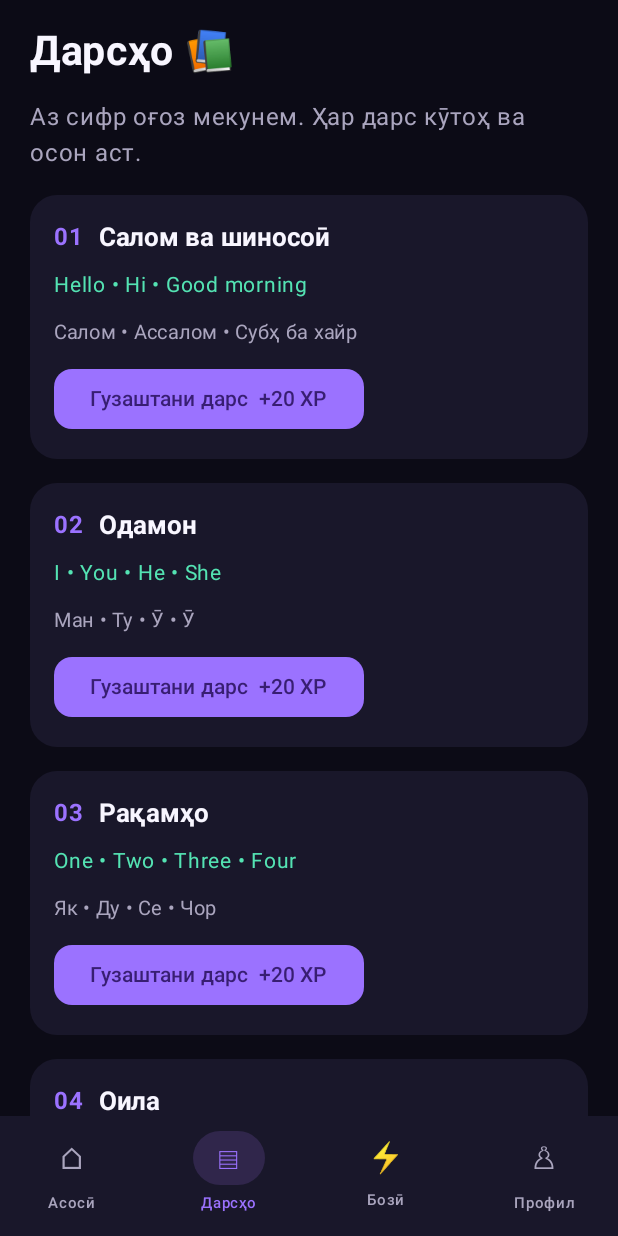
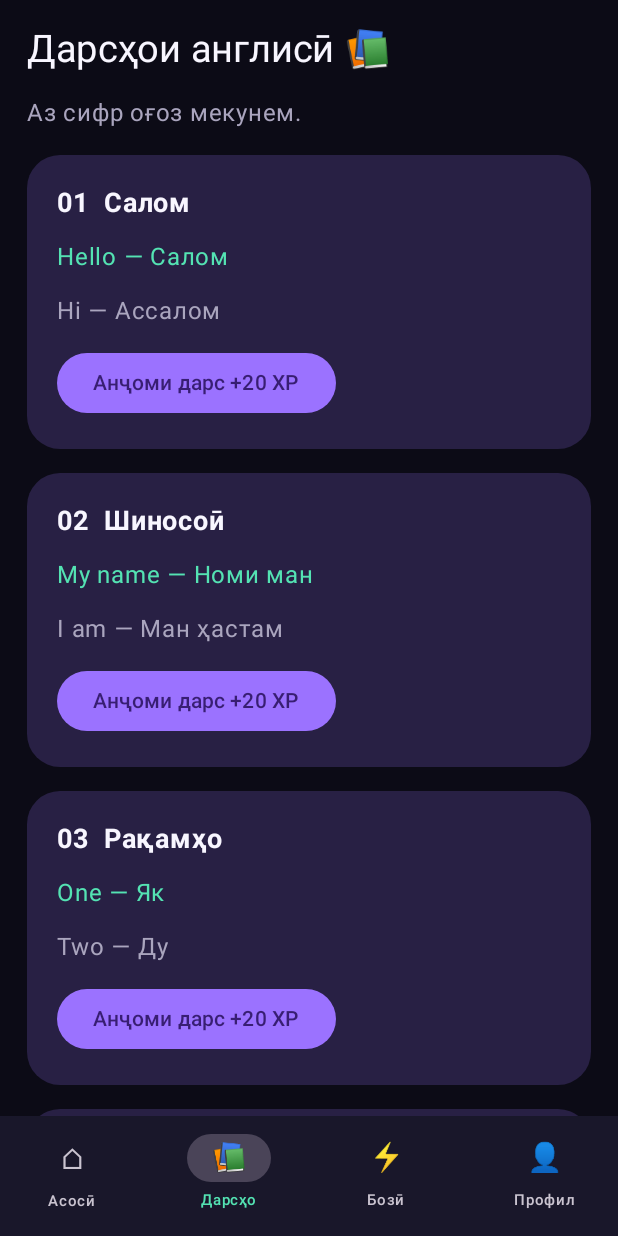
Before and after one commit to mahmadsoni7m/ENGLISH-GAME, an Android app built with Jetpack Compose: the screen it shows after launch (MainActivity), item 2 of the bottom bar chosen, on a phone screen of 412 x 824 dp. Run offline under Robolectric (Android 15) with nearby library versions, the phone set to English and light mode, and no system bars.

Commit message:
Rebuild ENGLISH GAME v1.0 with stable Android toolchain

```diff
--- a/app/src/main/java/tj/soni/englishgame/MainActivity.kt
+++ b/app/src/main/java/tj/soni/englishgame/MainActivity.kt
@@ -13,12 +13,11 @@ import androidx.compose.runtime.*
 import androidx.compose.ui.Alignment
 import androidx.compose.ui.Modifier
 import androidx.compose.ui.graphics.Color
-import androidx.compose.ui.platform.LocalContext
 import androidx.compose.ui.text.font.FontWeight
 import androidx.compose.ui.unit.dp
 import androidx.compose.ui.unit.sp
 
-private val Background = Color(0xFF0C0B16)
+private val Bg = Color(0xFF0C0B16)
 private val Panel = Color(0xFF19172A)
 private val Purple = Color(0xFF9B72FF)
 private val Mint = Color(0xFF54E3B3)
@@ -28,292 +27,187 @@ private val Muted = Color(0xFFAAA5BE)
 class MainActivity : ComponentActivity() {
     override fun onCreate(savedInstanceState: Bundle?) {
         super.onCreate(savedInstanceState)
-        setContent { EnglishGameApp() }
+        setContent { GameApp() }
     }
 }
 
 @Composable
-fun EnglishGameApp() {
-    val context = LocalContext.current
+fun GameApp() {
+    val context = androidx.compose.ui.platform.LocalContext.current
     val prefs = remember {
-        context.getSharedPreferences("english_game", android.content.Context.MODE_PRIVATE)
+        context.getSharedPreferences("game_data", android.content.Context.MODE_PRIVATE)
     }
     var xp by remember { mutableIntStateOf(prefs.getInt("xp", 0)) }
-    var completed by remember { mutableIntStateOf(prefs.getInt("completed", 0)) }
-    var selectedTab by remember { mutableIntStateOf(0) }
-    var quizAnswer by remember { mutableStateOf("") }
-    var answered by remember { mutableStateOf(false) }
+    var lessons by remember { mutableIntStateOf(prefs.getInt("lessons", 0)) }
+    var tab by remember { mutableIntStateOf(0) }
+    var answer by remember { mutableStateOf("") }
+    var checked by remember { mutableStateOf(false) }
 
-    fun earnXP(points: Int) {
+    fun reward(points: Int) {
         xp += points
-        completed += 1
-        prefs.edit().putInt("xp", xp).putInt("completed", completed).apply()
+        lessons += 1
+        prefs.edit().putInt("xp", xp).putInt("lessons", lessons).apply()
     }
 
-    MaterialTheme(
-        colorScheme = darkColorScheme(
-            background = Background,
-            surface = Panel,
+    MaterialTheme(colorScheme = darkColorScheme(
         primary = Purple,
         secondary = Mint,
-            onBackground = White,
-            onSurface = White
-        )
-    ) {
+        background = Bg,
+        surface = Panel
+    )) {
         Scaffold(
-            containerColor = Background,
+            containerColor = Bg,
             bottomBar = {
                 NavigationBar(containerColor = Panel) {
-                    val tabs = listOf("Асосӣ", "Дарсҳо", "Бозӣ", "Профил")
-                    val symbols = listOf("⌂", "▤", "⚡", "♙")
-                    tabs.forEachIndexed { index, label ->
+                    listOf("Асосӣ", "Дарсҳо", "Бозӣ", "Профил").forEachIndexed { i, name ->
                         NavigationBarItem(
-                            selected = selectedTab == index,
-                            onClick = { selectedTab = index },
-                            icon = { Text(symbols[index], fontSize = 20.sp) },
-                            label = { Text(label, fontSize = 10.sp) },
-                            colors = NavigationBarItemDefaults.colors(
-                                selectedIconColor = Purple,
-                                selectedTextColor = Purple,
-                                indicatorColor = Color(0xFF30264B),
-                                unselectedIconColor = Muted,
-                                unselectedTextColor = Muted
+                            selected = tab == i,
+                            onClick = { tab = i },
+                            icon = {
+                                Text(
+                                    listOf("⌂", "📚", "⚡", "👤")[i],
+                                    fontSize = 19.sp
                                 )
+                            },
+                            label = { Text(name, fontSize = 10.sp) }
                         )
                     }
                 }
             }
         ) { padding ->
-            when (selectedTab) {
-                0 -> HomeScreen(
-                    xp = xp,
-                    completed = completed,
-                    onStart = { selectedTab = 1 },
-                    modifier = Modifier.padding(padding)
+            Column(
+                Modifier.fillMaxSize()
+                    .background(Bg)
+                    .padding(padding)
+                    .verticalScroll(rememberScrollState())
+                    .padding(18.dp),
+                verticalArrangement = Arrangement.spacedBy(16.dp)
+            ) {
+                when (tab) {
+                    0 -> {
+                        Text("ENGLISH GAME 🇬🇧", color = Purple, fontWeight = FontWeight.Bold)
+                        Text("Салом! 👋", color = White, fontSize = 29.sp, fontWeight = FontWeight.Bold)
+                        Text("Ҳар рӯз каме англисӣ омӯз!", color = Muted)
+                        GameCard {
+                            Text("🚀 Ҳадафи имрӯз", color = White, fontSize = 20.sp)
+                            Text("5 дақиқа омӯзиш — як қадам ба пеш!", color = Muted)
+                            Text("⭐ $xp XP     📚 $lessons дарс", color = Mint)
+                            Button(onClick = { tab = 1 }, modifier = Modifier.fillMaxWidth()) {
+                                Text("Оғози омӯзиш →")
+                            }
+                        }
+                        Text("Бахшҳои барнома", color = White, fontSize = 20.sp)
+                        InfoCard("📖", "Калимаҳои нав", "Калимаҳои ҳаррӯза")
+                        InfoCard("🎯", "Тестҳо", "Дониши худро санҷ")
+                        InfoCard("🎧", "Гӯш кардан", "Машқи шунавоӣ")
+                        InfoCard("🏆", "Дастовардҳо", "XP ва сатҳҳо")
+                    }
+
+                    1 -> {
+                        Text("Дарсҳои англисӣ 📚", color = White, fontSize = 25.sp)
+                        Text("Аз сифр оғоз мекунем.", color = Muted)
+                        Lesson("01", "Салом", "Hello — Салом", "Hi — Ассалом", lessons >= 1) { reward(20) }
+                        Lesson("02", "Шиносоӣ", "My name — Номи ман", "I am — Ман ҳастам", lessons >= 2) { reward(20) }
+                        Lesson("03", "Рақамҳо", "One — Як", "Two — Ду", lessons >= 3) { reward(20) }
+                        Lesson("04", "Оила", "Mother — Модар", "Father — Падар", lessons >= 4) { reward(20) }
+                        Lesson("05", "Хӯрок", "Apple — Себ", "Bread — Нон", lessons >= 5) { reward(20) }
+                    }
+
+                    2 -> {
+                        Text("Бозии калимаҳо ⚡", color = White, fontSize = 25.sp)
+                        GameCard {
+                            Text("🍎", fontSize = 55.sp)
+                            Text("«Себ» ба англисӣ чӣ мешавад?", color = White, fontSize = 18.sp)
+                        }
+                        listOf("Book", "Apple", "Water", "House").forEach { option ->
+                            OutlinedButton(
+                                onClick = { if (!checked) { answer = option; checked = true } },
+                                modifier = Modifier.fillMaxWidth(),
+                                enabled = !checked
+                            ) { Text(option) }
+                        }
+                        if (checked) {
+                            Text(
+                                if (answer == "Apple") "Офарин! Ҷавоби дуруст! 🎉"
+                                else "Ҷавоби дуруст: Apple",
+                                color = Mint
                             )
-                1 -> LessonsScreen(
-                    completed = completed,
-                    onComplete = { earnXP(20) },
-                    modifier = Modifier.padding(padding)
+                            Button(onClick = {
+                                if (answer == "Apple") reward(10)
+                                answer = ""
+                                checked = false
+                            }) { Text("Саволи навбатӣ") }
+                        }
+                    }
+
+                    else -> {
+                        Text("Профили ман 👤", color = White, fontSize = 25.sp)
+                        GameCard {
+                            Text("🧑‍🎓", fontSize = 55.sp)
+                            Text("Сатҳи ${xp / 100 + 1}", color = Purple, fontSize = 23.sp)
+                            Text("$xp XP", color = Mint, fontSize = 20.sp)
+                            LinearProgressIndicator(
+                                progress = { (xp % 100) / 100f },
+                                modifier = Modifier.fillMaxWidth()
                             )
-                2 -> GameScreen(
-                    answered = answered,
-                    answer = quizAnswer,
-                    onAnswer = {
-                        quizAnswer = it
-                        answered = true
-                    },
-                    onNext = {
-                        if (answered && quizAnswer == "Apple") earnXP(10)
-                        quizAnswer = ""
-                        answered = false
-                    },
-                    modifier = Modifier.padding(padding)
-                )
-                else -> ProfileScreen(
-                    xp = xp,
-                    completed = completed,
-                    modifier = Modifier.padding(padding)
-                )
+                            Text("$lessons дарс анҷом ёфт", color = Muted)
+                        }
+                        Text("ENGLISH GAME • VERSION 1.0", color = Muted)
+                    }
+                }
             }
         }
     }
 }
 
 @Composable
-fun PageColumn(modifier: Modifier = Modifier, content: @Composable ColumnScope.() -> Unit) {
+fun GameCard(content: @Composable ColumnScope.() -> Unit) {
+    Card(
+        modifier = Modifier.fillMaxWidth(),
+        shape = RoundedCornerShape(22.dp),
+        colors = CardDefaults.cardColors(containerColor = Color(0xFF282044))
+    ) {
         Column(
-        modifier = modifier
-            .fillMaxSize()
-            .background(Background)
-            .verticalScroll(rememberScrollState())
-            .padding(horizontal = 20.dp, vertical = 18.dp),
-        verticalArrangement = Arrangement.spacedBy(16.dp),
+            Modifier.padding(20.dp),
+            verticalArrangement = Arrangement.spacedBy(12.dp),
             content = content
         )
-}
-
-@Composable
-fun HomeScreen(xp: Int, completed: Int, onStart: () -> Unit, modifier: Modifier = Modifier) {
-    PageColumn(modifier) {
-        Row(verticalAlignment = Alignment.CenterVertically) {
-            Column(modifier = Modifier.weight(1f)) {
-                Text("ENGLISH GAME", color = Purple, fontSize = 13.sp, fontWeight = FontWeight.Bold)
-                Text("Салом! 👋", color = White, fontSize = 28.sp, fontWeight = FontWeight.Bold)
-                Text("Имрӯз англисӣ меомӯзем?", color = Muted, fontSize = 14.sp)
-            }
-            Text("🇬🇧", fontSize = 38.sp)
-        }
-
-        Card(
-            colors = CardDefaults.cardColors(containerColor = Color(0xFF282044)),
-            shape = RoundedCornerShape(24.dp)
-        ) {
-            Column(Modifier.padding(20.dp), verticalArrangement = Arrangement.spacedBy(12.dp)) {
-                Text("🚀  Ҳадафи имрӯз", color = White, fontSize = 18.sp, fontWeight = FontWeight.Bold)
-                Text("Ҳар рӯз 5 дақиқа омӯз ва ба сатҳи нав бирас!", color = Muted)
-                Row(verticalAlignment = Alignment.CenterVertically) {
-                    Text("⭐ $xp XP", color = Mint, fontWeight = FontWeight.Bold)
-                    Spacer(Modifier.width(18.dp))
-                    Text("📚 $completed дарс", color = White)
-                }
-                Button(
-                    onClick = onStart,
-                    modifier = Modifier.fillMaxWidth(),
-                    colors = ButtonDefaults.buttonColors(containerColor = Purple),
-                    shape = RoundedCornerShape(14.dp)
-                ) {
-                    Text("Оғози омӯзиш  →", color = White, fontWeight = FontWeight.Bold)
-                }
-            }
-        }
-
-        Text("Бахшҳои омӯзиш", color = White, fontSize = 20.sp, fontWeight = FontWeight.Bold)
-        FeatureCard("📖", "Калимаҳои нав", "Калимаҳои зарурии ҳаррӯза", "Омӯзиши калимаҳо")
-        FeatureCard("🎯", "Тестҳо", "Дониши худро санҷ", "Бозӣ")
-        FeatureCard("🎧", "Гӯш кардан", "Фаҳмидани забони англисӣ", "Ба наздикӣ")
-        FeatureCard("🏆", "Дастовардҳо", "XP ҷамъ кун ва сатҳатро баланд бар", "Профил")
     }
 }
 
 @Composable
-fun FeatureCard(emoji: String, title: String, description: String, action: String) {
+fun InfoCard(icon: String, title: String, description: String) {
     Card(
+        modifier = Modifier.fillMaxWidth(),
         colors = CardDefaults.cardColors(containerColor = Panel),
-        shape = RoundedCornerShape(18.dp)
+        shape = RoundedCornerShape(17.dp)
     ) {
-        Row(
-            Modifier.fillMaxWidth().padding(16.dp),
-            verticalAlignment = Alignment.CenterVertically
-        ) {
-            Text(emoji, fontSize = 30.sp)
+        Row(Modifier.padding(16.dp), verticalAlignment = Alignment.CenterVertically) {
+            Text(icon, fontSize = 28.sp)
             Spacer(Modifier.width(14.dp))
-            Column(Modifier.weight(1f)) {
-                Text(title, color = White, fontWeight = FontWeight.Bold, fontSize = 16.sp)
+            Column {
+                Text(title, color = White, fontWeight = FontWeight.Bold)
                 Text(description, color = Muted, fontSize = 12.sp)
-            }
-            Text(action, color = Mint, fontSize = 11.sp)
-        }
-    }
-}
-
-@Composable
-fun LessonsScreen(completed: Int, onComplete: () -> Unit, modifier: Modifier = Modifier) {
-    PageColumn(modifier) {
-        Text("Дарсҳо 📚", color = White, fontSize = 27.sp, fontWeight = FontWeight.Bold)
-        Text("Аз сифр оғоз мекунем. Ҳар дарс кӯтоҳ ва осон аст.", color = Muted)
-        LessonCard("01", "Салом ва шиносоӣ", "Hello • Hi • Good morning", "Салом • Ассалом • Субҳ ба хайр", completed >= 1, onComplete)
-        LessonCard("02", "Одамон", "I • You • He • She", "Ман • Ту • Ӯ • Ӯ", completed >= 2, onComplete)
-        LessonCard("03", "Рақамҳо", "One • Two • Three • Four", "Як • Ду • Се • Чор", completed >= 3, onComplete)
-        LessonCard("04", "Оила", "Family • Mother • Father", "Оила • Модар • Падар", completed >= 4, onComplete)
-        LessonCard("05", "Хӯрок", "Water • Bread • Apple", "Об • Нон • Себ", completed >= 5, onComplete)
-    }
-}
-
-@Composable
-fun LessonCard(
-    number: String,
-    title: String,
-    words: String,
-    translation: String,
-    done: Boolean,
-    onComplete: () -> Unit
-) {
-    Card(colors = CardDefaults.cardColors(containerColor = Panel), shape = RoundedCornerShape(18.dp)) {
-        Column(Modifier.padding(16.dp), verticalArrangement = Arrangement.spacedBy(8.dp)) {
-            Row(verticalAlignment = Alignment.CenterVertically) {
-                Text(number, color = Purple, fontWeight = FontWeight.Bold)
-                Spacer(Modifier.width(10.dp))
-                Text(title, color = White, fontWeight = FontWeight.Bold, fontSize = 17.sp)
-                Spacer(Modifier.weight(1f))
-                if (done) Text("✓", color = Mint, fontSize = 20.sp)
-            }
-            Text(words, color = Mint, fontSize = 14.sp)
-            Text(translation, color = Muted, fontSize = 13.sp)
-            Button(
-                onClick = onComplete,
-                enabled = !done,
-                colors = ButtonDefaults.buttonColors(containerColor = Purple, disabledContainerColor = Color(0xFF343044)),
-                shape = RoundedCornerShape(12.dp)
-            ) {
-                Text(if (done) "Иҷро шуд ✓" else "Гузаштани дарс  +20 XP")
             }
         }
     }
 }
 
 @Composable
-fun GameScreen(
-    answered: Boolean,
-    answer: String,
-    onAnswer: (String) -> Unit,
-    onNext: () -> Unit,
-    modifier: Modifier = Modifier
+fun Lesson(
+    number: String,
+    title: String,
+    line1: String,
+    line2: String,
+    done: Boolean,
+    onComplete: () -> Unit
 ) {
-    PageColumn(modifier) {
-        Text("Бозии имрӯз ⚡", color = White, fontSize = 27.sp, fontWeight = FontWeight.Bold)
-        Text("Калимаи англисиро ёб ва хол гир!", color = Muted)
-        Card(colors = CardDefaults.cardColors(containerColor = Color(0xFF282044)), shape = RoundedCornerShape(22.dp)) {
-            Column(
-                Modifier.fillMaxWidth().padding(22.dp),
-                horizontalAlignment = Alignment.CenterHorizontally,
-                verticalArrangement = Arrangement.spacedBy(14.dp)
-            ) {
-                Text("СЕБ", color = Muted, fontSize = 14.sp)
-                Text("🍎", fontSize = 64.sp)
-                Text("«Себ» ба англисӣ чӣ мешавад?", color = White, fontSize = 18.sp, fontWeight = FontWeight.Bold)
-            }
-        }
-        listOf("Book", "Apple", "Water", "House").forEach { option ->
-            OutlinedButton(
-                onClick = { if (!answered) onAnswer(option) },
-                modifier = Modifier.fillMaxWidth(),
-                enabled = !answered,
-                colors = ButtonDefaults.outlinedButtonColors(
-                    contentColor = if (answered && option == "Apple") Mint else White
-                ),
-                shape = RoundedCornerShape(14.dp)
-            ) {
-                Text(option, fontSize = 17.sp)
-            }
-        }
-        if (answered) {
-            Text(
-                if (answer == "Apple") "Офарин! Ҷавоби дуруст аст! 🎉" else "Ҷавоби дуруст: Apple 🍎",
-                color = if (answer == "Apple") Mint else Color(0xFFFFB86B),
-                fontWeight = FontWeight.Bold
-            )
-            Button(onClick = onNext, modifier = Modifier.fillMaxWidth()) {
-                Text("Саволи навбатӣ")
+    GameCard {
+        Text("$number  $title", color = White, fontSize = 18.sp, fontWeight = FontWeight.Bold)
+        Text(line1, color = Mint)
+        Text(line2, color = Muted)
+        Button(onClick = onComplete, enabled = !done) {
+            Text(if (done) "Иҷро шуд ✓" else "Анҷоми дарс +20 XP")
         }
     }
 }
-}
-
-@Composable
-fun ProfileScreen(xp: Int, completed: Int, modifier: Modifier = Modifier) {
-    PageColumn(modifier) {
-        Text("Профили ман 👤", color = White, fontSize = 27.sp, fontWeight = FontWeight.Bold)
-        Card(colors = CardDefaults.cardColors(containerColor = Panel), shape = RoundedCornerShape(22.dp)) {
-            Column(
-                Modifier.fillMaxWidth().padding(22.dp),
-                horizontalAlignment = Alignment.CenterHorizontally,
-                verticalArrangement = Arrangement.spacedBy(12.dp)
-            ) {
-                Text("🧑‍🎓", fontSize = 60.sp)
-                Text("Омӯзандаи англисӣ", color = White, fontSize = 20.sp, fontWeight = FontWeight.Bold)
-                Text("Сатҳи ${xp / 100 + 1}", color = Purple, fontSize = 18.sp)
-                LinearProgressIndicator(
-                    progress = (xp % 100) / 100f,
-                    modifier = Modifier.fillMaxWidth(),
-                    color = Mint,
-                    trackColor = Color(0xFF38334A)
-                )
-                Text("$xp / ${((xp / 100) + 1) * 100} XP то сатҳи нав", color = Muted)
-            }
-        }
-        FeatureCard("⭐", "Холҳо", "$xp XP ҷамъ шудааст", "XP")
-        FeatureCard("📚", "Дарсҳои анҷомшуда", "$completed дарс", "Дарс")
-        Text("ENGLISH GAME • VERSION 1.0", color = Muted, fontSize = 11.sp)
-    }
-}
--- a/build.gradle.kts
+++ b/build.gradle.kts
@@ -1,4 +1,5 @@
 plugins {
-    id("com.android.application") version "9.3.1" apply false
-    id("org.jetbrains.kotlin.plugin.compose") version "2.4.21" apply false
+    id("com.android.application") version "8.7.3" apply false
+    id("org.jetbrains.kotlin.android") version "2.0.21" apply false
+    id("org.jetbrains.kotlin.plugin.compose") version "2.0.21" apply false
 }
--- a/settings.gradle.kts
+++ b/settings.gradle.kts
@@ -12,5 +12,5 @@ dependencyResolutionManagement {
         mavenCentral()
     }
 }
-rootProject.name = "ENGLISH GAME"
+rootProject.name = "ENGLISH-GAME"
 include(":app")
```
Also changed, not shown: app/build.gradle.kts (+4 -3 lines), app/src/main/AndroidManifest.xml (+3 -4 lines), 2 other files. Lines whose indentation alone changed are shown as unchanged.
